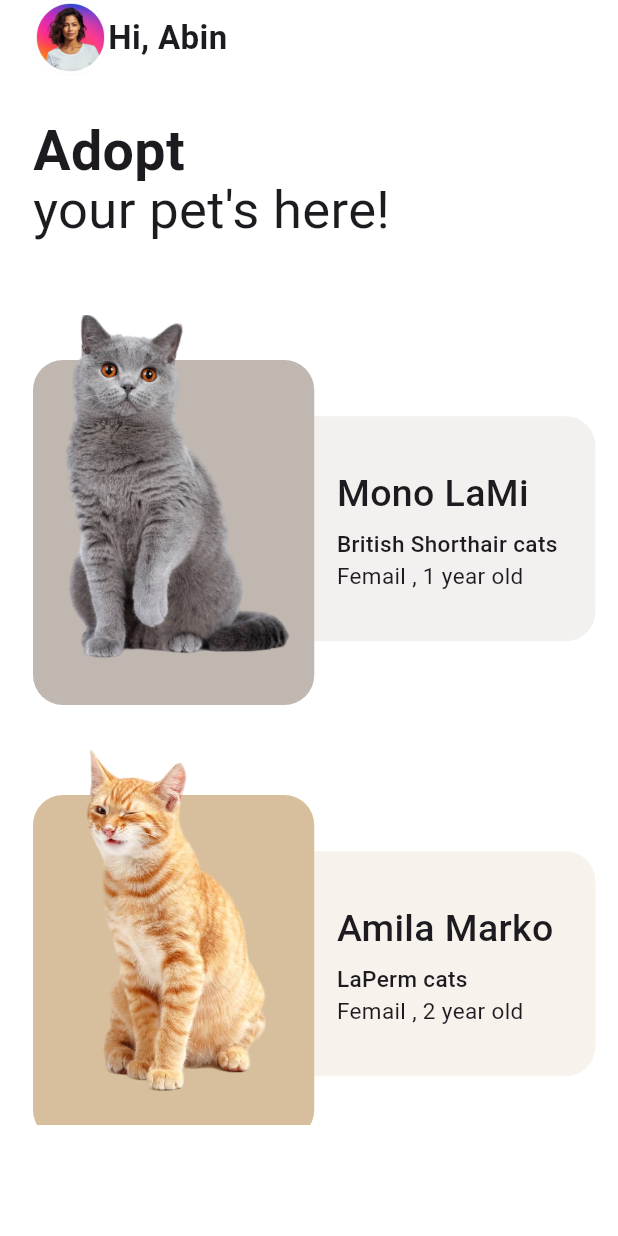
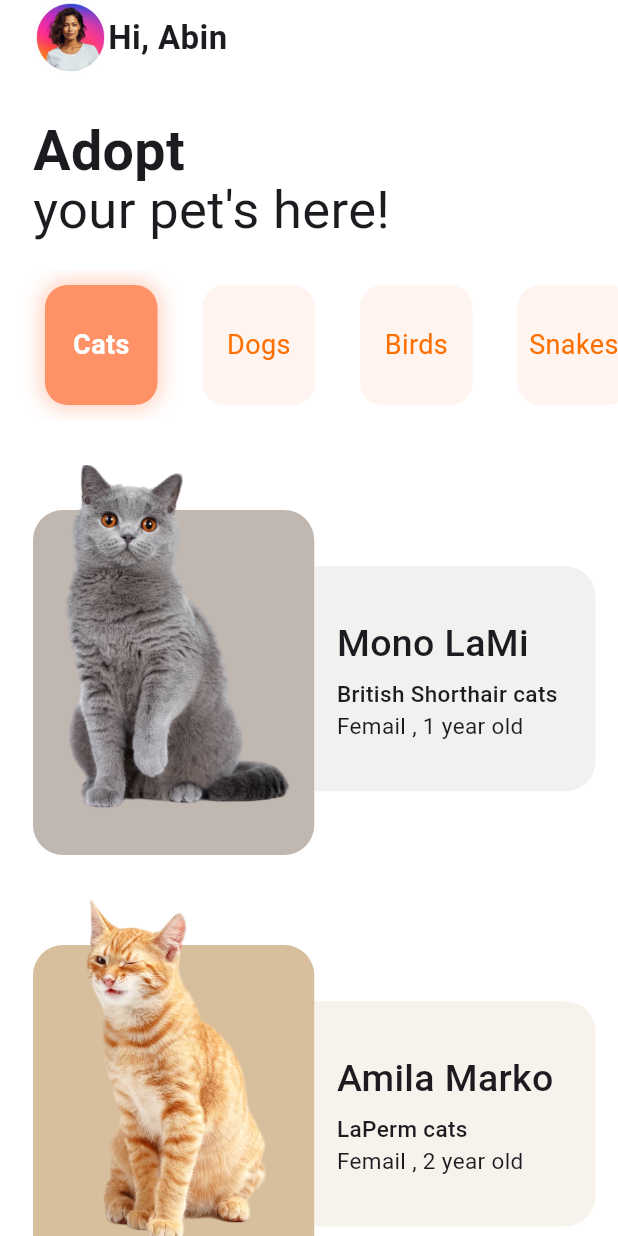
Before and after one commit to andreyscott/pet_store, a Flutter app: the screen it shows after launch, on a phone screen of 412 x 824 dp. Run offline on Flutter 3.47's test engine with Material 3 defaults, Android fonts, the phone set to English and light mode, and no system bars.

Commit message:
added the categories

```diff
--- a/lib/Model/pets_model.dart
+++ b/lib/Model/pets_model.dart
@@ -51,7 +51,7 @@ List<PetsModel> cats = [
     image: 'images/cat1.png',
     age: "3 ",
     origin: "Iran",
-    sex: "Femail ",
+    sex: "Female ",
     color: const Color(0xffB1D1FF),
     description:
         "Pets bring joy, companionship, and love into our lives. Whether furry, feathered, or scaled, they offer comfort and loyalty. From playful antics to gentle purrs, they teach us patience and responsibility.",
@@ -64,7 +64,7 @@ List<PetsModel> dogs = [
     image: 'images/dog1.png',
     age: " 1",
     origin: "UK",
-    sex: "Dog",
+    sex: "Male",
     color: const Color(0xffC1B7B1),
     description:
         "Pets bring joy, companionship, and love into our lives. Whether furry, feathered, or scaled, they offer comfort and loyalty. From playful antics to gentle purrs, they teach us patience and responsibility.",
@@ -75,7 +75,7 @@ List<PetsModel> dogs = [
     image: 'images/dog2.png',
     age: " 2",
     origin: "Italy",
-    sex: "Dog",
+    sex: "Male",
     color: const Color(0xffD7BF9D),
     description:
         "Pets bring joy, companionship, and love into our lives. Whether furry, feathered, or scaled, they offer comfort and loyalty. From playful antics to gentle purrs, they teach us patience and responsibility.",
@@ -86,7 +86,7 @@ List<PetsModel> dogs = [
     image: 'images/dog3.png',
     age: " 2.5",
     origin: "India",
-    sex: "Dog",
+    sex: "Male",
     color: const Color(0xffB1D1FF),
     description:
         "Pets bring joy, companionship, and love into our lives. Whether furry, feathered, or scaled, they offer comfort and loyalty. From playful antics to gentle purrs, they teach us patience and responsibility.",
@@ -97,7 +97,7 @@ List<PetsModel> dogs = [
     image: 'images/dog4.png',
     age: "2.5",
     origin: "India",
-    sex: "Dog",
+    sex: "Female",
     color: const Color(0xffC1B7B1),
     description:
         "Pets bring joy, companionship, and love into our lives. Whether furry, feathered, or scaled, they offer comfort and loyalty. From playful antics to gentle purrs, they teach us patience and responsibility.",
@@ -108,7 +108,7 @@ List<PetsModel> dogs = [
     image: 'images/dog5.png',
     age: " 2.5",
     origin: "India",
-    sex: "Dog",
+    sex: "Male",
     color: const Color(0xffB1D1FF),
     description:
         "Pets bring joy, companionship, and love into our lives. Whether furry, feathered, or scaled, they offer comfort and loyalty. From playful antics to gentle purrs, they teach us patience and responsibility.",
--- a/lib/Screens/PetsHome.dart
+++ b/lib/Screens/PetsHome.dart
@@ -1,7 +1,6 @@
 import 'package:flutter/material.dart';
 import 'package:pet_store/Model/pets_model.dart';
 import 'package:pet_store/Screens/Details.dart';
-
 
 class PetsHome extends StatefulWidget {
   const PetsHome({super.key});
@@ -18,9 +17,10 @@ class _PetsHomeState extends State<PetsHome> {
 
     return Scaffold(
       backgroundColor: Colors.white,
-      body: SafeArea(child:
-        SingleChildScrollView(
-          child : Column(  crossAxisAlignment: CrossAxisAlignment.start,
+      body: SafeArea(
+          child: SingleChildScrollView(
+        child: Column(
+          crossAxisAlignment: CrossAxisAlignment.start,
           children: [
             const Padding(
               padding: EdgeInsets.only(left: 22),
@@ -59,9 +59,8 @@ class _PetsHomeState extends State<PetsHome> {
                     ]),
               ),
             ),
-
             const SizedBox(height: 20),
-            // categorySelection(),
+            categorySelection(),
             selectedIndex < categoryList.length
                 ? (Padding(
                     padding: const EdgeInsets.only(left: 22),
@@ -75,8 +74,7 @@ class _PetsHomeState extends State<PetsHome> {
                                 Navigator.push(
                                   context,
                                   MaterialPageRoute(
-                                    builder: (context) =>
-                                    Details(
+                                    builder: (context) => Details(
                                       pets: categories[selectedIndex][index],
                                     ),
                                   ),
@@ -213,4 +211,63 @@ class _PetsHomeState extends State<PetsHome> {
       )),
     );
   }
+
+  SizedBox categorySelection() {
+    return SizedBox(
+      height: 100,
+      child: ListView.builder(
+        scrollDirection: Axis.horizontal,
+        itemCount: categoryList.length,
+        physics: const BouncingScrollPhysics(),
+        itemBuilder: ((context, index) {
+          return GestureDetector(
+            onTap: () {
+              setState(() {
+                selectedIndex = index;
+              });
+            },
+            child: Padding(
+              padding: const EdgeInsets.only(left: 30, top: 10),
+              child: Column(
+                children: [
+                  Container(
+                    height: 80,
+                    width: 75,
+                    decoration: BoxDecoration(
+                      color: selectedIndex == index
+                          ? const Color(0xffFF9166)
+                          : const Color(0xffFF9166).withOpacity(0.1),
+                      borderRadius: BorderRadius.circular(15),
+                      boxShadow: [
+                        BoxShadow(
+                          color: selectedIndex == index
+                              ? const Color(0xffFF9166).withOpacity(0.5)
+                              : Colors.transparent,
+                          blurRadius: 12,
+                          spreadRadius: 1,
+                        ),
+                      ],
+                    ),
+                    child: Center(
+                      child: Text(
+                        categoryList[index],
+                        style: TextStyle(
+                            color: selectedIndex == index
+                                ? Colors.white
+                                : Colors.amber[900],
+                            fontWeight: selectedIndex == index
+                                ? FontWeight.bold
+                                : FontWeight.normal,
+                            fontSize: 18),
+                      ),
+                    ),
+                  )
+                ],
+              ),
+            ),
+          );
+        }),
+      ),
+    );
+  }
 }
```
